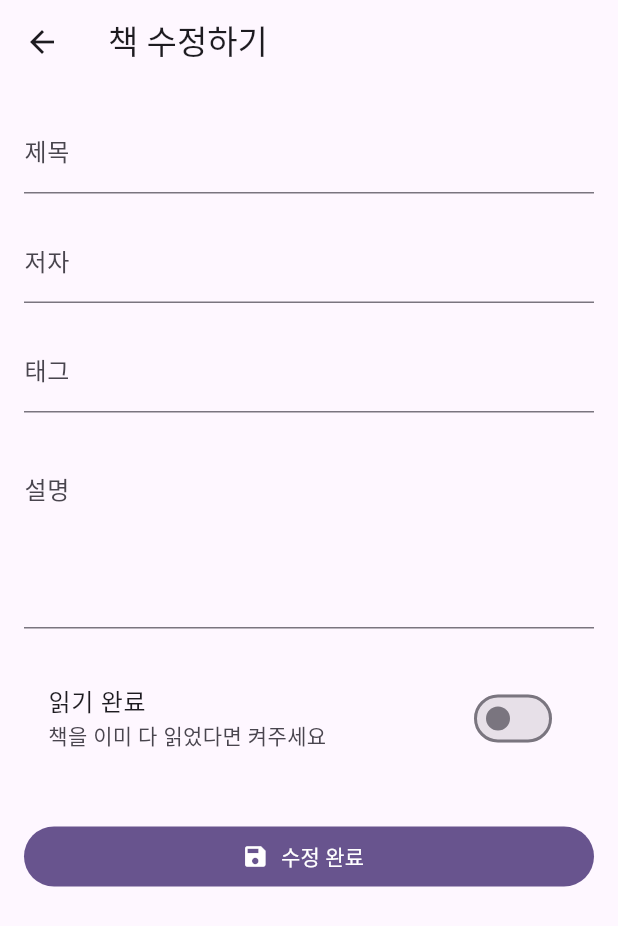
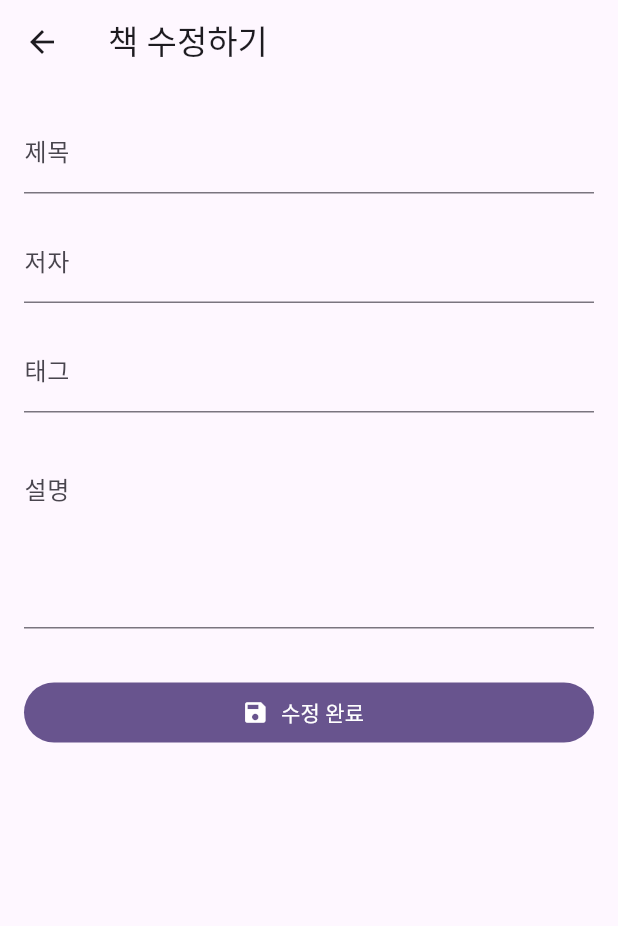
Before and after one commit to seori320/MyTome, a Flutter app: the BookDetailScreen screen opened directly with empty values, after a tap on the "chrome reader mode" icon, after a tap on the "edit" icon, on a phone screen of 412 x 824 dp. Shown: the top 926 px of the screen. Run offline on Flutter 3.47's test engine with Material 3 defaults, Android fonts, the phone set to English and light mode, and no system bars; our stand-ins replace cloud_firestore, firebase_core, hive, hive_flutter, shared_preferences; accounts and stored records are empty.

Commit message:
Removing Read Complete Functionality

```diff
--- a/lib/models/book.dart
+++ b/lib/models/book.dart
@@ -10,7 +10,6 @@ class Book {
     required this.title,
     required this.author,
     required this.description,
-    required this.isCompleted,
     required this.createdAt,
     DateTime? updatedAt,
     List<String>? tags,
@@ -24,7 +23,6 @@ class Book {
       title: '',
       author: '',
       description: '',
-      isCompleted: false,
       createdAt: now,
       updatedAt: now,
       tags: const <String>[],
@@ -37,8 +35,8 @@ class Book {
       id: doc.id,
       title: data['title'] as String? ?? '',
       author: data['author'] as String? ?? '',
-      description: data['description'] as String? ?? (data['content'] as String? ?? ''),
-      isCompleted: data['isCompleted'] as bool? ?? false,
+      description:
+          data['description'] as String? ?? (data['content'] as String? ?? ''),
       createdAt: _asDateTime(data['createdAt']) ?? DateTime.now(),
       updatedAt: _asDateTime(data['updatedAt']) ?? DateTime.now(),
       tags: _asStringList(data['tags']),
@@ -50,8 +48,8 @@ class Book {
       id: data['id'] as String? ?? '',
       title: data['title'] as String? ?? '',
       author: data['author'] as String? ?? '',
-      description: data['description'] as String? ?? (data['content'] as String? ?? ''),
-      isCompleted: data['isCompleted'] as bool? ?? false,
+      description:
+          data['description'] as String? ?? (data['content'] as String? ?? ''),
       createdAt: _asDateTime(data['createdAt']) ?? DateTime.now(),
       updatedAt: _asDateTime(data['updatedAt']) ?? DateTime.now(),
       tags: _asStringList(data['tags']),
@@ -70,9 +68,6 @@ class Book {
   @HiveField(3)
   final String description;
 
-  @HiveField(4)
-  final bool isCompleted;
-
   @HiveField(5)
   final DateTime createdAt;
 
@@ -90,7 +85,6 @@ class Book {
     String? author,
     String? description,
     String? content,
-    bool? isCompleted,
     DateTime? createdAt,
     DateTime? updatedAt,
     List<String>? tags,
@@ -100,7 +94,6 @@ class Book {
       title: title ?? this.title,
       author: author ?? this.author,
       description: description ?? content ?? this.description,
-      isCompleted: isCompleted ?? this.isCompleted,
       createdAt: createdAt ?? this.createdAt,
       updatedAt: updatedAt ?? this.updatedAt,
       tags: tags ?? this.tags,
@@ -112,7 +105,6 @@ class Book {
       'title': title,
       'author': author,
       'description': description,
-      'isCompleted': isCompleted,
       'createdAt': Timestamp.fromDate(createdAt),
       'updatedAt': Timestamp.fromDate(updatedAt),
       'tags': tags,
@@ -125,7 +117,6 @@ class Book {
       'title': title,
       'author': author,
       'description': description,
-      'isCompleted': isCompleted,
       'createdAt': createdAt.toIso8601String(),
       'updatedAt': updatedAt.toIso8601String(),
       'tags': tags,
--- a/lib/screens/book_detail.dart
+++ b/lib/screens/book_detail.dart
@@ -22,36 +22,12 @@ class _BookDetailScreenState extends State<BookDetailScreen> {
   late Book _book;
   UserPreferences? _preferences;
   bool _isReadingMode = false;
-  bool _isBusy = false;
 
   @override
   void initState() {
     super.initState();
     _book = widget.book;
     _loadPreferences();
-  }
-
-  Future<void> _toggleCompleted(bool value) async {
-    if (_isBusy) return;
-    setState(() {
-      _isBusy = true;
-    });
-    final updated = _book.copyWith(isCompleted: value);
-    try {
-      await _repository.update(updated);
-      setState(() {
-        _book = updated;
-        _isBusy = false;
-      });
-    } on Object catch (error) {
-      if (!mounted) return;
-      setState(() {
-        _isBusy = false;
-      });
-      ScaffoldMessenger.of(context).showSnackBar(
-        SnackBar(content: Text('상태를 변경할 수 없습니다. 다시 시도해주세요.\n$error')),
-      );
-    }
   }
 
   Future<void> _editBook() async {
@@ -167,13 +143,6 @@ class _BookDetailScreenState extends State<BookDetailScreen> {
               ),
             ],
           ),
-          floatingActionButton: FloatingActionButton.extended(
-            onPressed:
-                _isBusy ? null : () => _toggleCompleted(!latest.isCompleted),
-            icon:
-                Icon(latest.isCompleted ? Icons.check_circle : Icons.menu_book),
-            label: Text(latest.isCompleted ? '다시 읽기' : '읽음 표시'),
-          ),
           body: SafeArea(
             child: AnimatedPadding(
               duration: const Duration(milliseconds: 300),
@@ -231,14 +200,6 @@ class _BookDetailScreenState extends State<BookDetailScreen> {
                             ),
                           ],
                         ),
-                      if (!_isReadingMode) const SizedBox(height: 16),
-                      if (!_isReadingMode)
-                        SwitchListTile(
-                          value: latest.isCompleted,
-                          onChanged: _isBusy ? null : _toggleCompleted,
-                          title: const Text('읽기 완료'),
-                          subtitle: const Text('책을 모두 읽었을 때 완료 상태로 표시하세요.'),
-                        ),
                     ],
                   ),
                 ),
--- a/lib/screens/book_list.dart
+++ b/lib/screens/book_list.dart
@@ -122,12 +122,6 @@ class _BookListScreenState extends State<BookListScreen> {
       itemBuilder: (context, index) {
         final book = filteredBooks[index];
         return ListTile(
-          leading: Icon(
-            book.isCompleted
-                ? Icons.check_circle
-                : Icons.radio_button_unchecked,
-            color: book.isCompleted ? Colors.green : Colors.grey,
-          ),
           title: Text(book.title),
           subtitle: Column(
             crossAxisAlignment: CrossAxisAlignment.start,
--- a/lib/widgets/book_form.dart
+++ b/lib/widgets/book_form.dart
@@ -26,7 +26,6 @@ class _BookFormState extends State<BookForm> {
   late final TextEditingController _authorController;
   late final TextEditingController _descriptionController;
   late final TextEditingController _tagsController;
-  late bool _isCompleted;
 
   @override
   void initState() {
@@ -37,7 +36,6 @@ class _BookFormState extends State<BookForm> {
     _descriptionController =
         TextEditingController(text: book?.description ?? '');
     _tagsController = TextEditingController(text: book?.tags.join(', ') ?? '');
-    _isCompleted = book?.isCompleted ?? false;
   }
 
   @override
@@ -66,7 +64,6 @@ class _BookFormState extends State<BookForm> {
       title: _titleController.text.trim(),
       author: _authorController.text.trim(),
       description: _descriptionController.text.trim(),
-      isCompleted: _isCompleted,
       tags: tags,
     );
 
@@ -138,13 +135,6 @@ class _BookFormState extends State<BookForm> {
                 return null;
               },
             ),
-            const SizedBox(height: 24),
-            SwitchListTile(
-              value: _isCompleted,
-              onChanged: (value) => setState(() => _isCompleted = value),
-              title: const Text('읽기 완료'),
-              subtitle: const Text('책을 이미 다 읽었다면 켜주세요'),
-            ),
             const SizedBox(height: 32),
             FilledButton.icon(
               onPressed: widget.isSaving ? null : _submit,
--- a/pubspec.yaml
+++ b/pubspec.yaml
@@ -21,6 +21,8 @@ dev_dependencies:
   flutter_test:
     sdk: flutter
   flutter_lints: ^4.0.0
+  build_runner: ^2.4.8
+  hive_generator: ^2.0.1
 
 flutter:
   uses-material-design: true
```
Also changed, not shown: lib/models/book.g.dart.
